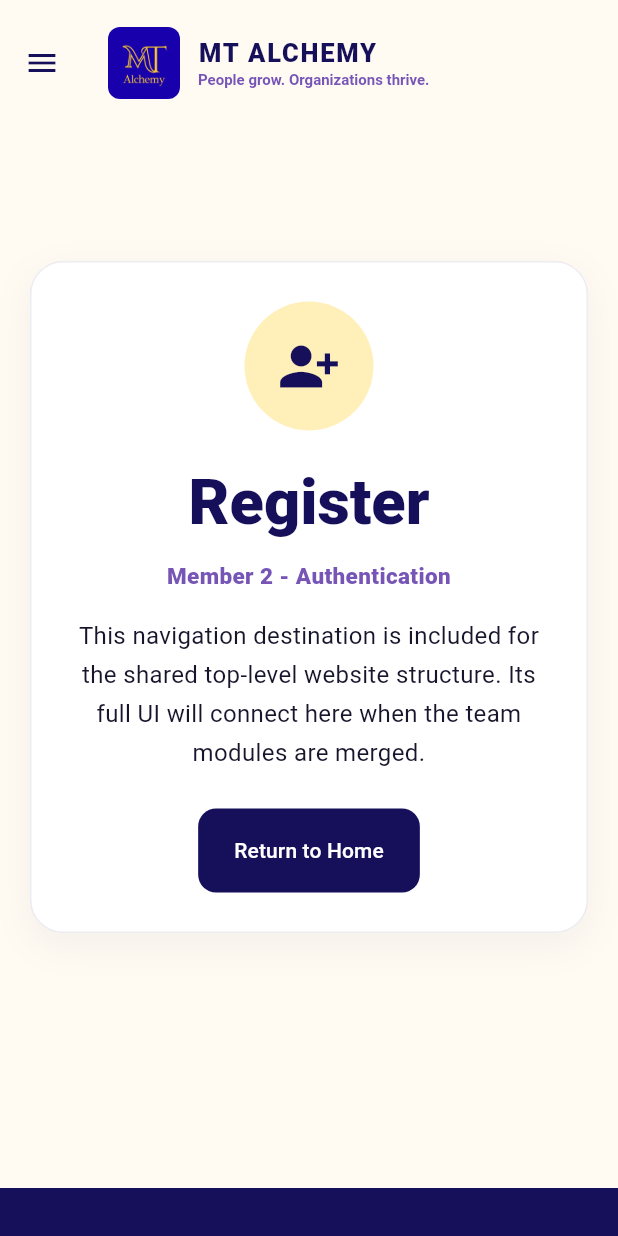
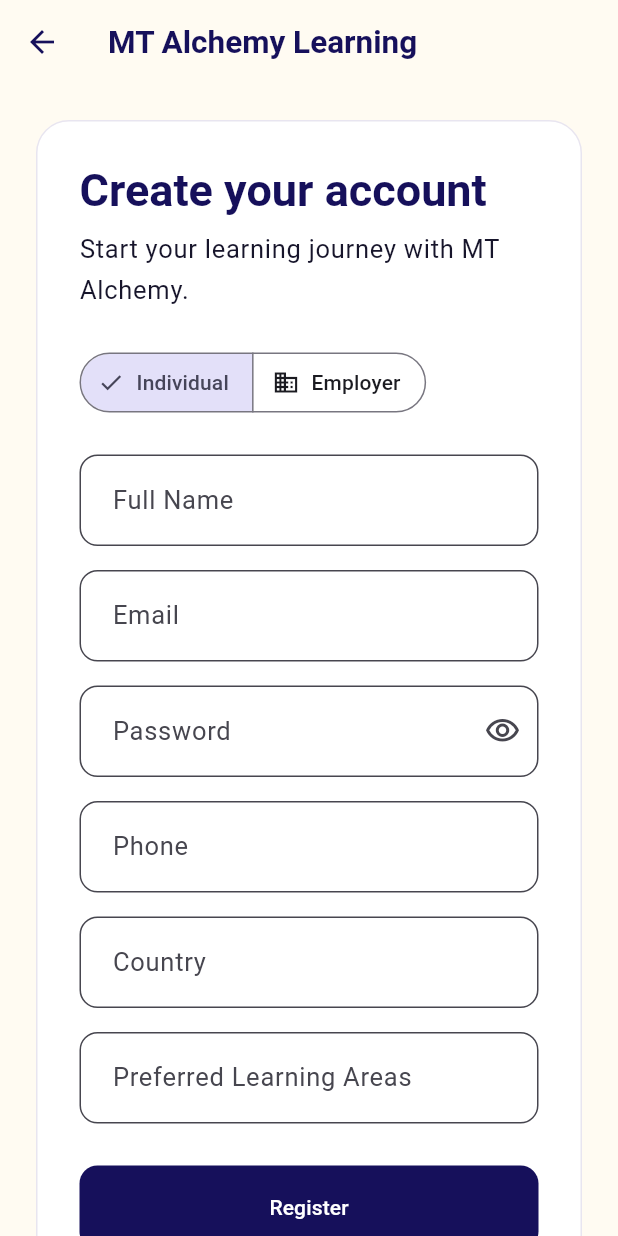
Before and after one commit to fridayweekend/MTALCHEMY, a Flutter app: the screen it shows after launch, in the side drawer, after a tap on "Individual", on a phone screen of 412 x 824 dp. Run offline on Flutter 3.47's test engine with Material 3 defaults, Android fonts, the phone set to English and light mode, and no system bars.

Commit message:
feat: add LMS login and registration

```diff
--- a/lib/pages.dart
+++ b/lib/pages.dart
@@ -2,6 +2,7 @@
 
 import 'theme.dart';
 import 'widgets.dart';
+import 'screens/lms/login_register_screen.dart';
 
 Route<dynamic> buildRoute(RouteSettings settings) {
   final route = settings.name ?? '/';
@@ -25,16 +26,8 @@
       owner: 'Member 3 - E-Commerce',
       icon: Icons.storefront_outlined,
     ),
-    '/login' => const ModuleHandoffPage(
-      title: 'Login',
-      owner: 'Member 2 - Authentication',
-      icon: Icons.login,
-    ),
-    '/register' => const ModuleHandoffPage(
-      title: 'Register',
-      owner: 'Member 2 - Authentication',
-      icon: Icons.person_add_alt_1,
-    ),
+    '/login' => const LoginRegisterScreen(),
+    '/register' => const LoginRegisterScreen(),
     '/cart' => const ModuleHandoffPage(
       title: 'Cart',
       owner: 'Member 3 - E-Commerce',
@@ -44,7 +37,13 @@
   };
   return MaterialPageRoute(
     settings: RouteSettings(name: route),
-    builder: (_) => SiteShell(route: route, child: page),
+    builder: (_) {
+      if (route == '/login' || route == '/register') {
+        return page;
+      }
+
+      return SiteShell(route: route, child: page);
+    },
   );
 }
 
--- /dev/null
+++ b/lib/screens/lms/login_register_screen.dart
@@ -0,0 +1,236 @@
+import 'package:flutter/material.dart';
+
+class LoginRegisterScreen extends StatefulWidget {
+  const LoginRegisterScreen({super.key});
+
+  @override
+  State<LoginRegisterScreen> createState() => _LoginRegisterScreenState();
+}
+
+class _LoginRegisterScreenState extends State<LoginRegisterScreen> {
+  final _formKey = GlobalKey<FormState>();
+
+  bool isIndividual = true;
+  bool obscurePassword = true;
+
+  final nameController = TextEditingController();
+  final emailController = TextEditingController();
+  final passwordController = TextEditingController();
+  final phoneController = TextEditingController();
+  final countryController = TextEditingController();
+  final learningAreaController = TextEditingController();
+
+  @override
+  void dispose() {
+    nameController.dispose();
+    emailController.dispose();
+    passwordController.dispose();
+    phoneController.dispose();
+    countryController.dispose();
+    learningAreaController.dispose();
+    super.dispose();
+  }
+
+  String? requiredValidator(String? value) {
+    if (value == null || value.trim().isEmpty) {
+      return 'This field is required';
+    }
+    return null;
+  }
+
+  String? emailValidator(String? value) {
+    if (value == null || value.trim().isEmpty) {
+      return 'Email is required';
+    }
+
+    final emailRegex = RegExp(r'^[^@\s]+@[^@\s]+\.[^@\s]+$');
+
+    if (!emailRegex.hasMatch(value.trim())) {
+      return 'Enter a valid email address';
+    }
+
+    return null;
+  }
+
+  void submitForm() {
+    if (_formKey.currentState!.validate()) {
+      Navigator.pushNamed(context, '/hub');
+    }
+  }
+
+  @override
+  Widget build(BuildContext context) {
+    return Scaffold(
+      appBar: AppBar(title: const Text('MT Alchemy Learning')),
+      body: Center(
+        child: SingleChildScrollView(
+          padding: const EdgeInsets.all(24),
+          child: ConstrainedBox(
+            constraints: const BoxConstraints(maxWidth: 700),
+            child: Container(
+              padding: const EdgeInsets.all(28),
+              decoration: BoxDecoration(
+                color: Colors.white,
+                borderRadius: BorderRadius.circular(22),
+                border: Border.all(color: const Color(0xFFE8E5F0)),
+              ),
+              child: Form(
+                key: _formKey,
+                child: Column(
+                  crossAxisAlignment: CrossAxisAlignment.start,
+                  children: [
+                    Text(
+                      'Create your account',
+                      style: Theme.of(context).textTheme.headlineMedium,
+                    ),
+                    const SizedBox(height: 8),
+                    Text(
+                      'Start your learning journey with MT Alchemy.',
+                      style: Theme.of(context).textTheme.bodyLarge,
+                    ),
+                    const SizedBox(height: 24),
+
+                    SegmentedButton<bool>(
+                      segments: const [
+                        ButtonSegment(
+                          value: true,
+                          label: Text('Individual'),
+                          icon: Icon(Icons.person_outline),
+                        ),
+                        ButtonSegment(
+                          value: false,
+                          label: Text('Employer'),
+                          icon: Icon(Icons.business_outlined),
+                        ),
+                      ],
+                      selected: {isIndividual},
+                      onSelectionChanged: (selection) {
+                        setState(() {
+                          isIndividual = selection.first;
+                        });
+                      },
+                    ),
+
+                    const SizedBox(height: 24),
+
+                    if (isIndividual) ...[
+                      _field(
+                        controller: nameController,
+                        label: 'Full Name',
+                        validator: requiredValidator,
+                      ),
+                      _field(
+                        controller: emailController,
+                        label: 'Email',
+                        keyboardType: TextInputType.emailAddress,
+                        validator: emailValidator,
+                      ),
+                      _field(
+                        controller: passwordController,
+                        label: 'Password',
+                        obscureText: obscurePassword,
+                        validator: requiredValidator,
+                        suffixIcon: IconButton(
+                          icon: Icon(
+                            obscurePassword
+                                ? Icons.visibility_outlined
+                                : Icons.visibility_off_outlined,
+                          ),
+                          onPressed: () {
+                            setState(() {
+                              obscurePassword = !obscurePassword;
+                            });
+                          },
+                        ),
+                      ),
+                      _field(
+                        controller: phoneController,
+                        label: 'Phone',
+                        keyboardType: TextInputType.phone,
+                        validator: requiredValidator,
+                      ),
+                      _field(
+                        controller: countryController,
+                        label: 'Country',
+                        validator: requiredValidator,
+                      ),
+                      _field(
+                        controller: learningAreaController,
+                        label: 'Preferred Learning Areas',
+                        hint: 'e.g. Leadership, Communication',
+                        validator: requiredValidator,
+                      ),
+                    ] else ...[
+                      _field(
+                        controller: nameController,
+                        label: 'Organisation Name',
+                        validator: requiredValidator,
+                      ),
+                      _field(
+                        controller: emailController,
+                        label: 'Corporate Email',
+                        keyboardType: TextInputType.emailAddress,
+                        validator: emailValidator,
+                      ),
+                      _field(
+                        controller: phoneController,
+                        label: 'Phone',
+                        keyboardType: TextInputType.phone,
+                        validator: requiredValidator,
+                      ),
+                      _field(
+                        controller: countryController,
+                        label: 'Company Registration Info',
+                        validator: requiredValidator,
+                      ),
+                      _field(
+                        controller: learningAreaController,
+                        label: 'Industry',
+                        validator: requiredValidator,
+                      ),
+                    ],
+
+                    const SizedBox(height: 12),
+
+                    SizedBox(
+                      width: double.infinity,
+                      child: FilledButton(
+                        onPressed: submitForm,
+                        child: const Text('Register'),
+                      ),
+                    ),
+                  ],
+                ),
+              ),
+            ),
+          ),
+        ),
+      ),
+    );
+  }
+
+  Widget _field({
+    required TextEditingController controller,
+    required String label,
+    required String? Function(String?) validator,
+    TextInputType? keyboardType,
+    bool obscureText = false,
+    String? hint,
+    Widget? suffixIcon,
+  }) {
+    return Padding(
+      padding: const EdgeInsets.only(bottom: 16),
+      child: TextFormField(
+        controller: controller,
+        keyboardType: keyboardType,
+        obscureText: obscureText,
+        validator: validator,
+        decoration: InputDecoration(
+          labelText: label,
+          hintText: hint,
+          suffixIcon: suffixIcon,
+        ),
+      ),
+    );
+  }
+}
```
